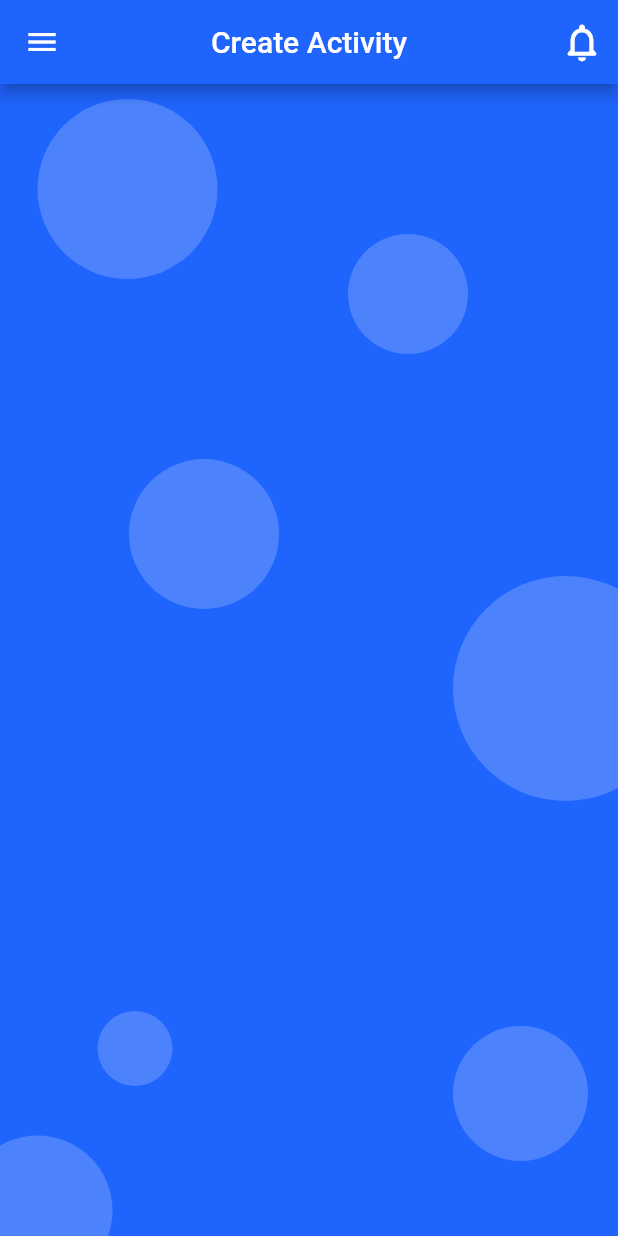
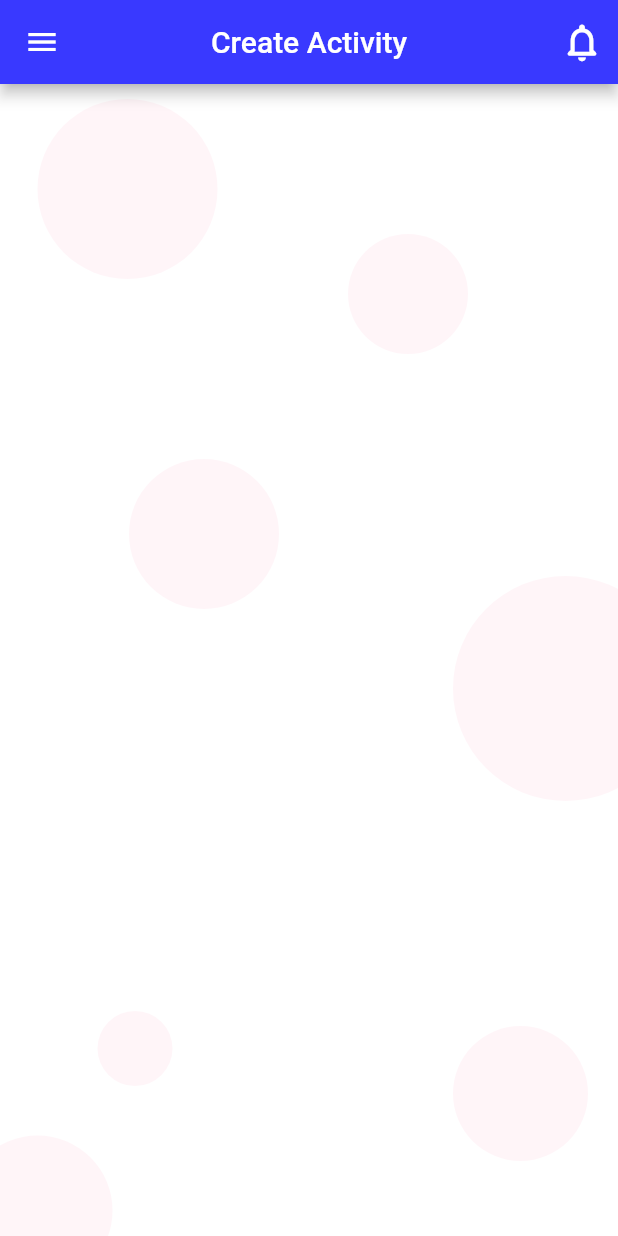
Before and after one commit to yvcdev/t_helper, a Flutter app: the NotificationsAppBarLayout screen opened directly, on a phone screen of 412 x 824 dp. Run offline on Flutter 3.47's test engine with Material 2 defaults, Android fonts, the light colour scheme and no system bars; our stand-ins replace google_fonts; network calls fail.

Commit message:
UI updated

```diff
--- a/lib/layouts/notification_appbar_layout.dart
+++ b/lib/layouts/notification_appbar_layout.dart
@@ -1,5 +1,6 @@
 import 'package:flutter/material.dart';
 import 'package:t_helper/routes/routes.dart';
+import 'package:t_helper/screens/screens.dart';
 
 import 'package:t_helper/widgets/widgets.dart';
 
@@ -7,14 +8,23 @@ class NotificationsAppBarLayout extends StatelessWidget {
   final Widget child;
   final String? title;
   final bool? topSeparation;
+  final bool? loading;
 
-  const NotificationsAppBarLayout(
-      {Key? key, required this.child, this.title, this.topSeparation = true})
-      : super(key: key);
+  const NotificationsAppBarLayout({
+    Key? key,
+    required this.child,
+    this.title,
+    this.topSeparation = true,
+    this.loading = false,
+  }) : super(key: key);
 
   @override
   Widget build(BuildContext context) {
     final String? routeName = ModalRoute.of(context)!.settings.name;
+
+    if (loading!) {
+      return const LoadingScreen();
+    }
 
     return Scaffold(
       drawer: const CustomDrawer(),
@@ -38,7 +48,7 @@ class NotificationsAppBarLayout extends StatelessWidget {
           title ?? '',
         ),
       ),
-      body: GradientBackground(
+      body: Background(
         child: Column(
           children: [
             SizedBox(height: topSeparation! ? 10 : 0),
--- a/lib/main.dart
+++ b/lib/main.dart
@@ -60,7 +60,6 @@ class MyApp extends StatelessWidget {
 
   ThemeData _themeData(BuildContext context) {
     return ThemeData(
-      canvasColor: Colors.transparent,
       appBarTheme: const AppBarTheme(
           backgroundColor: CustomColors.appBar, centerTitle: true),
       textTheme: GoogleFonts.robotoTextTheme(
--- a/lib/utils/custom_colors.dart
+++ b/lib/utils/custom_colors.dart
@@ -1,10 +1,13 @@
 import 'package:flutter/material.dart';
 
 class CustomColors {
-  static const Color primary = Color.fromRGBO(31, 100, 253, 1);
-  static const Color secondary = Color.fromRGBO(31, 100, 253, 1);
+  //static const Color primary = Color.fromRGBO(31, 100, 253, 1);
+  static const Color primary = Color.fromRGBO(57, 57, 255, 1); //blue
+  //static const Color secondary = Color.fromRGBO(31, 100, 253, 1);
+  static const Color secondary = Color.fromRGBO(255, 0, 81, 1); //pink
   static const Color green = Color.fromRGBO(20, 203, 1, 1);
+  //static const Color green = Color.fromRGBO(58, 178, 146, 1);
   static const Color almostWhite = Color.fromRGBO(249, 247, 245, 1);
   static const Color almostBlack = Color.fromRGBO(61, 61, 61, 1);
-  static const Color appBar = Color.fromRGBO(31, 100, 253, 1);
+  static const Color appBar = Color.fromRGBO(57, 57, 255, 1);
 }
--- a/lib/widgets/gradient_background.dart
+++ b/lib/widgets/background.dart
@@ -4,12 +4,11 @@ import 'package:flutter/material.dart';
 
 import 'package:t_helper/utils/utils.dart';
 
-class GradientBackground extends StatelessWidget {
+class Background extends StatelessWidget {
   final Widget child;
   final bool? safeArea;
 
-  const GradientBackground(
-      {Key? key, required this.child, this.safeArea = true})
+  const Background({Key? key, required this.child, this.safeArea = true})
       : super(key: key);
 
   @override
@@ -17,18 +16,7 @@ class GradientBackground extends StatelessWidget {
     return Stack(
       children: [
         Container(
-          decoration: const BoxDecoration(
-            gradient: LinearGradient(
-              begin: Alignment.topLeft,
-              end: Alignment.bottomRight,
-              tileMode: TileMode.decal,
-              stops: [0.2, 0.9],
-              colors: [
-                CustomColors.primary,
-                CustomColors.secondary,
-              ],
-            ),
-          ),
+          color: Colors.white,
         ),
         const _Bubble(size: 50, bottom: 100, left: 65),
         const _Bubble(size: 80, right: 100, top: 100),
@@ -73,7 +61,7 @@ class _Bubble extends StatelessWidget {
         height: size,
         width: size,
         decoration: BoxDecoration(
-          color: Colors.white.withOpacity(0.2),
+          color: CustomColors.secondary.withOpacity(0.04),
           borderRadius: BorderRadius.circular(size / 2),
         ),
       ),
--- a/lib/widgets/widgets.dart
+++ b/lib/widgets/widgets.dart
@@ -1,4 +1,4 @@
 export 'package:t_helper/widgets/group_info_listtile.dart';
-export 'package:t_helper/widgets/gradient_background.dart';
+export 'package:t_helper/widgets/background.dart';
 export 'package:t_helper/widgets/custom_drawer.dart';
 export 'package:t_helper/widgets/custom_accept_button.dart';
```
Also changed, not shown: lib/activity_screens/a_sort_sentence_screen.dart (+7 -6 lines), lib/layouts/activity_floating_layout.dart (+16 -9 lines), lib/screens/loading_screen.dart (+168 -6 lines), lib/screens/teacher_home_screen.dart (+10 -10 lines), assets/logo/bottom.png (added), assets/logo/left.png (added), assets/logo/right.png (added).
